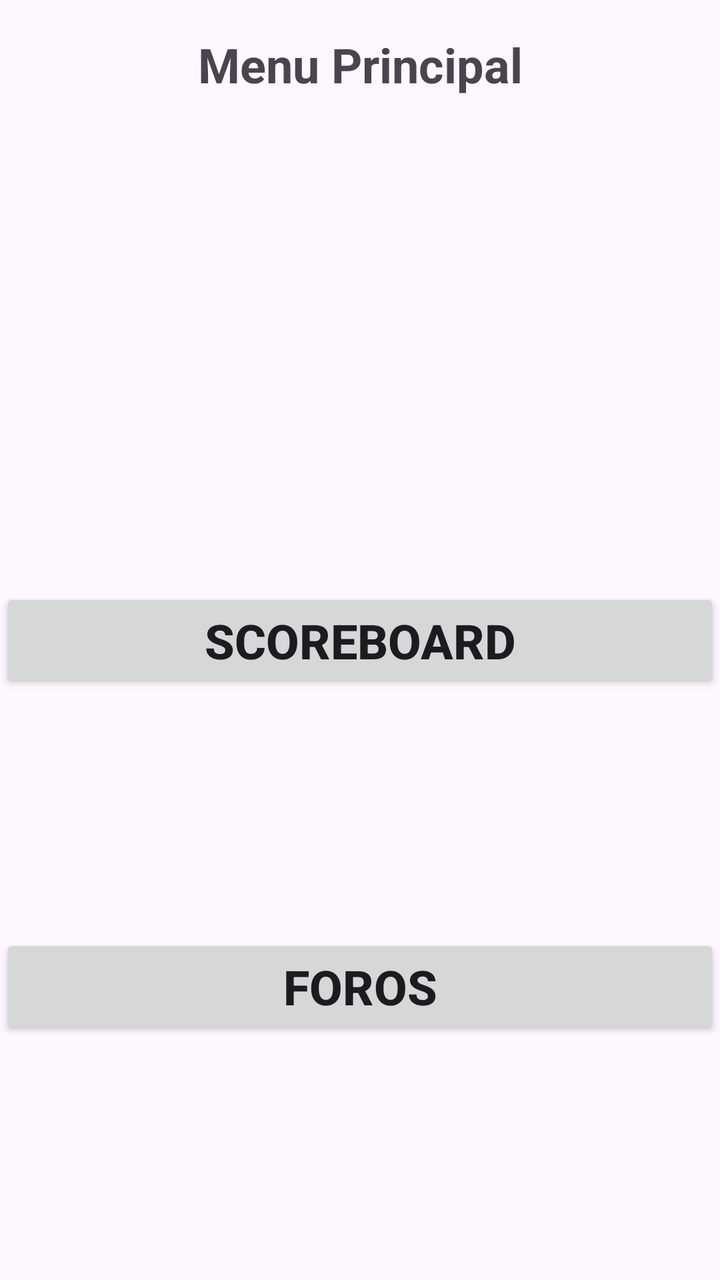
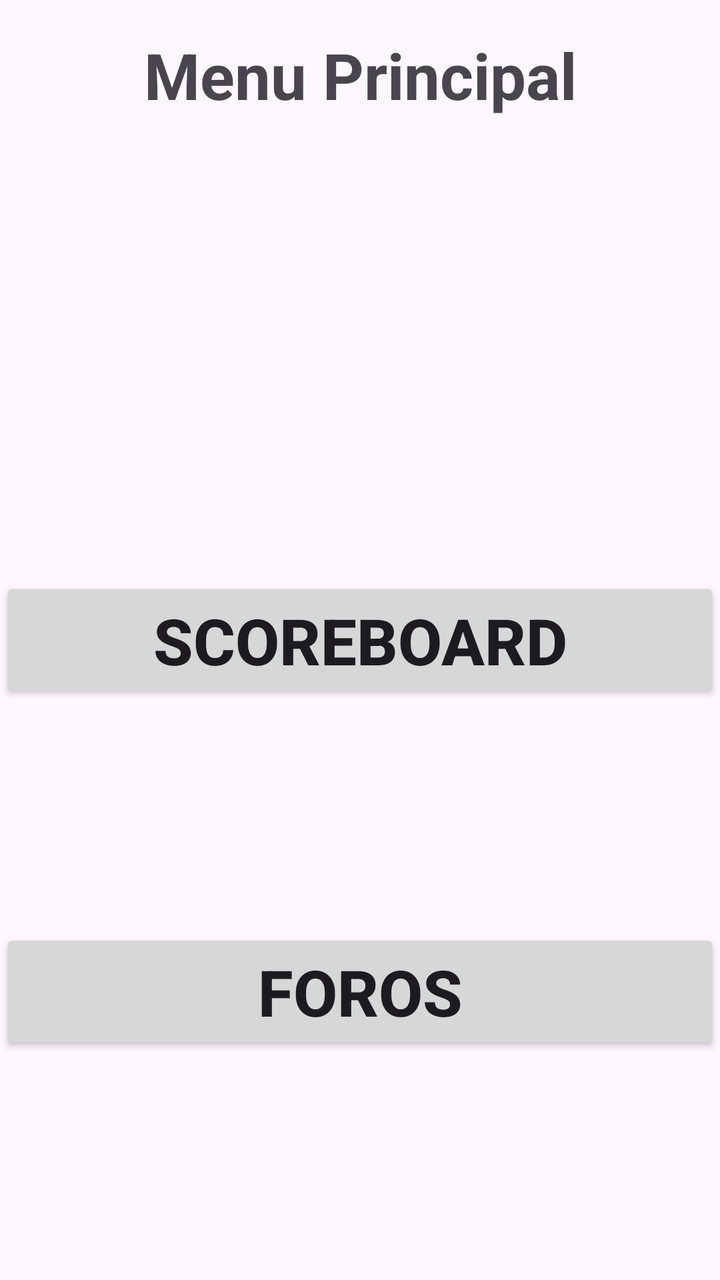

Screens rendered from an Android XML layout before and after an edit, with the pre-edit source and the edit as a unified diff.
<!-- AndroidManifest.xml: application theme Theme.FerrolApp -->
<!-- res/layout/fragment_inicio.xml -->
<?xml version="1.0" encoding="utf-8"?>
<androidx.constraintlayout.widget.ConstraintLayout xmlns:android="http://schemas.android.com/apk/res/android"
    android:layout_width="match_parent"
    android:layout_height="match_parent"
    xmlns:app="http://schemas.android.com/apk/res-auto">
    <TextView
        android:id="@+id/title"
        android:layout_width="wrap_content"
        android:layout_height="wrap_content"
        android:text="Menu Principal"
        android:textSize="24sp"
        android:textStyle="bold"
        app:layout_constraintTop_toTopOf="parent"
        app:layout_constraintStart_toStartOf="parent"
        app:layout_constraintEnd_toEndOf="parent"
        android:layout_marginTop="16dp"/>

    <Button
        android:id="@+id/btn_scoreboard"
        android:text="Scoreboard"
        android:textSize="24sp"
        android:textStyle="bold"
        android:layout_width="0dp"
        android:layout_height="wrap_content"
        app:layout_constraintStart_toStartOf="parent"
        app:layout_constraintEnd_toEndOf="parent"
        app:layout_constraintTop_toTopOf="parent"
        app:layout_constraintBottom_toBottomOf="parent"
        />
    <Button
        android:id="@+id/btn_foros"
        android:text="Foros"
        android:textSize="24sp"
        android:textStyle="bold"
        android:layout_width="0dp"
        android:layout_height="wrap_content"
        app:layout_constraintStart_toStartOf="parent"
        app:layout_constraintEnd_toEndOf="parent"
        app:layout_constraintTop_toBottomOf="@+id/btn_scoreboard"
        app:layout_constraintBottom_toBottomOf="parent"
        />

</androidx.constraintlayout.widget.ConstraintLayout>
<!-- resources referenced by this layout -->
<resources>
  <style name="Theme.FerrolApp" parent="Base.Theme.FerrolApp" />
  <style name="Base.Theme.FerrolApp" parent="Theme.Material3.DayNight.NoActionBar">
          
          
      </style>
</resources>

<!-- the commit's change to res/layout/fragment_inicio.xml (unified diff, before → after) -->
@@ -8,7 +8,7 @@
         android:layout_width="wrap_content"
         android:layout_height="wrap_content"
         android:text="Menu Principal"
-        android:textSize="24sp"
+        android:textSize="32sp"
         android:textStyle="bold"
         app:layout_constraintTop_toTopOf="parent"
         app:layout_constraintStart_toStartOf="parent"
@@ -18,7 +18,7 @@
     <Button
         android:id="@+id/btn_scoreboard"
         android:text="Scoreboard"
-        android:textSize="24sp"
+        android:textSize="32sp"
         android:textStyle="bold"
         android:layout_width="0dp"
         android:layout_height="wrap_content"
@@ -30,7 +30,7 @@
     <Button
         android:id="@+id/btn_foros"
         android:text="Foros"
-        android:textSize="24sp"
+        android:textSize="32sp"
         android:textStyle="bold"
         android:layout_width="0dp"
         android:layout_height="wrap_content"
